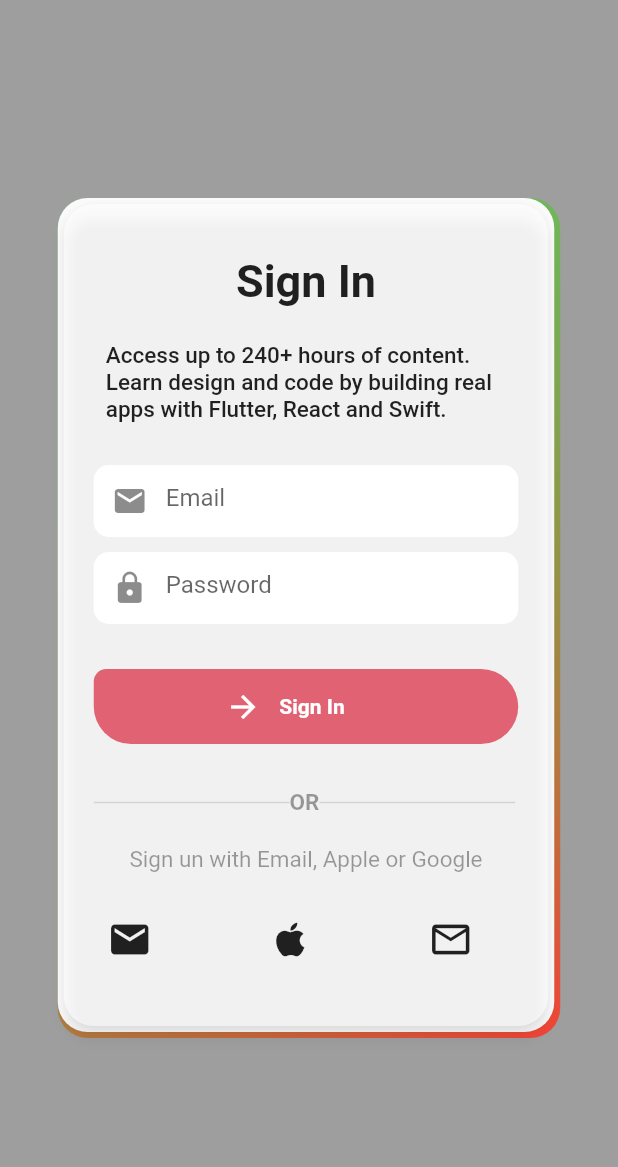
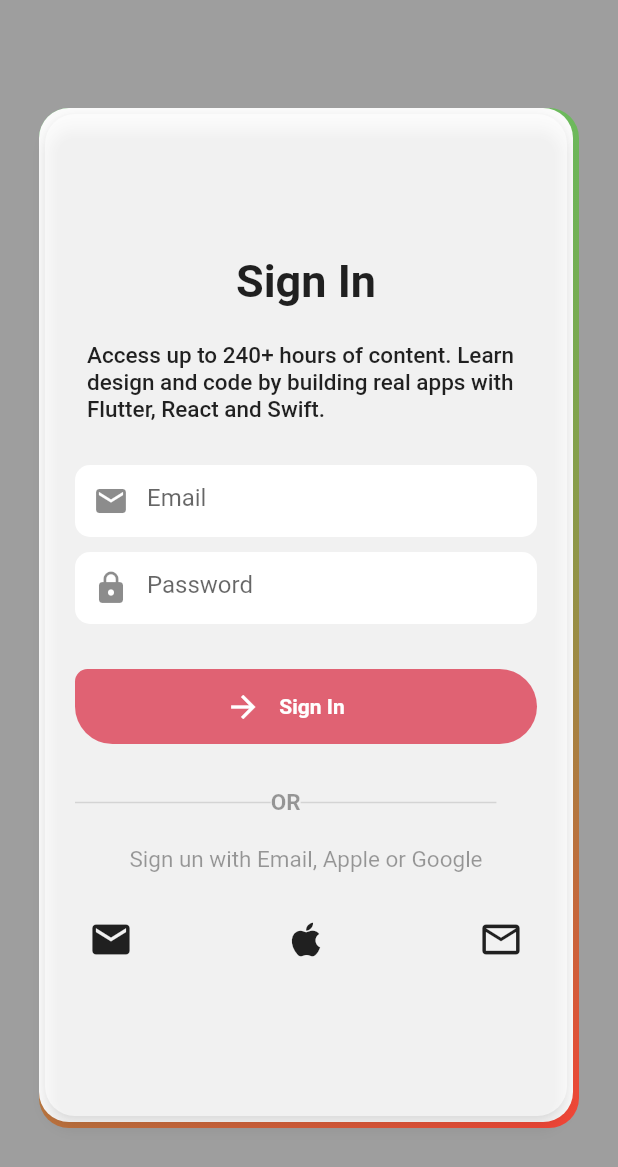
Before and after one commit to SibuleleMboyi/custome_animated_app, a Flutter app: the SignInScreen screen opened directly, on a phone screen of 412 x 824 dp. Shown: the top 1167 px of the screen. Run offline on Flutter 3.47's test engine with Material 2 defaults, Android fonts, the phone set to English and light mode, and no system bars; our stand-ins replace bloc, flutter_bloc, logger, rive; Roboto replaces fonts that are missing (Trajan Pro).

Commit message:
working on design

```diff
--- a/lib/screens/sign-in/widgets/custom_card.dart
+++ b/lib/screens/sign-in/widgets/custom_card.dart
@@ -99,7 +99,7 @@ class _CustomCardState extends State<CustomCard> {
                 ),
                 const SizedBox(height: 20.0),
                 Row(
-                  //mainAxisAlignment: MainAxisAlignment.start,
+                  mainAxisAlignment: MainAxisAlignment.spaceBetween,
                   children: [
                     IconButton(
                       onPressed: () {},
@@ -108,7 +108,7 @@ class _CustomCardState extends State<CustomCard> {
                         size: 30.0,
                       ),
                     ),
-                    const SizedBox(width: 59.0, height: 10.0),
+                    //const SizedBox(width: 82.0, height: 10.0),
                     IconButton(
                       onPressed: () {},
                       icon: const Icon(
@@ -116,7 +116,7 @@ class _CustomCardState extends State<CustomCard> {
                         size: 30.0,
                       ),
                     ),
-                    const SizedBox(width: 59.0, height: 10.0),
+                    // const SizedBox(width: 82.0, height: 10.0),
                     IconButton(
                       onPressed: () {},
                       icon: const Icon(
@@ -139,8 +139,8 @@ class _CustomCardState extends State<CustomCard> {
         CompositedTransformTarget(
           link: layerLink,
           child: Container(
-            height: 560, //560
-            width: 335, // 335
+            height: 680, //560
+            width: 360, // 335
             decoration: BoxDecoration(
                 borderRadius: BorderRadius.circular(20.0),
                 gradient: const LinearGradient(
--- /dev/null
+++ b/lib/screens/welcome/cubit/welcome__state.dart
@@ -0,0 +1,32 @@
+part of 'welcome_cubit.dart';
+
+@immutable
+class WelcomeState {
+  final bool startCourseButton;
+  final bool dontHaveAccount;
+
+  const WelcomeState({
+    required this.startCourseButton,
+    required this.dontHaveAccount,
+  });
+
+  factory WelcomeState.initial() {
+    return const WelcomeState(
+      startCourseButton: false,
+      dontHaveAccount: false,
+    );
+  }
+
+/*   @Override
+  List<Object> props => [startCourseButton, dontHaveAccount]; */
+
+  WelcomeState copyWith({
+    bool? startCourseButton,
+    bool? dontHaveAccount,
+  }) {
+    return WelcomeState(
+      startCourseButton: startCourseButton ?? this.startCourseButton,
+      dontHaveAccount: dontHaveAccount ?? this.dontHaveAccount,
+    );
+  }
+}
--- a/pubspec.yaml
+++ b/pubspec.yaml
@@ -27,9 +27,12 @@ environment:
 # the latest version available on pub.dev. To see which dependencies have newer
 # versions available, run `flutter pub outdated`.
 dependencies:
+  bloc: ^8.0.3
   cupertino_icons: ^1.0.2
+  equatable: ^2.0.3
   flutter:
     sdk: flutter
+  flutter_bloc: ^8.0.1
   logger: ^1.1.0
   rive: ^0.9.0
 
```
Also changed, not shown: lib/main.dart (+6 -1 lines), lib/screens/welcome/cubit/welcome_cubit.dart (added, +23 -0 lines), lib/screens/welcome/welcome_screen.dart (+52 -1 lines), lib/screens/welcome/widgets/start_course_button.dart (+13 -29 lines), pubspec.lock.
